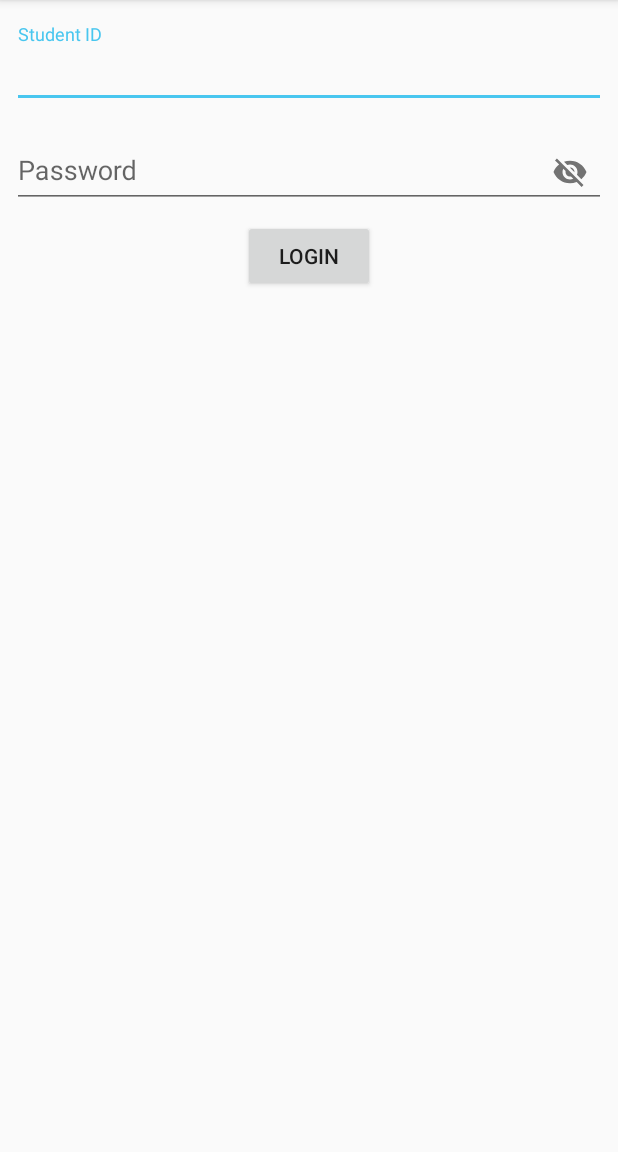
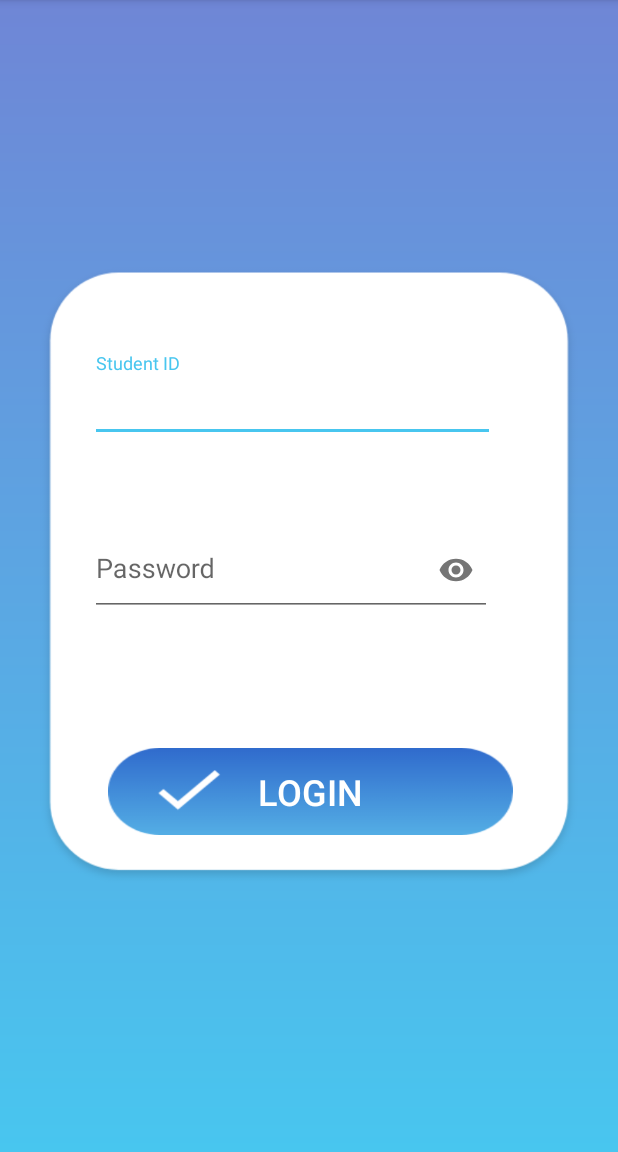
Before and after one commit to wongyp1998/SmartB, an Android app: the LoginActivity screen opened directly, with no data from a screen before it, on a phone screen of 412 x 824 dp, the part 84-1236 px from its top. Run offline under Robolectric (Android 15) with nearby library versions, the phone set to English and light mode, and no system bars; our stand-ins replace Volley.

Commit message:
Updated Login UI

```diff
--- a/app/src/main/res/layout/activity_login.xml
+++ b/app/src/main/res/layout/activity_login.xml
@@ -1,64 +1,116 @@
 <?xml version="1.0" encoding="utf-8"?>
-<android.support.constraint.ConstraintLayout xmlns:android="http://schemas.android.com/apk/res/android"
+<RelativeLayout xmlns:android="http://schemas.android.com/apk/res/android"
     xmlns:app="http://schemas.android.com/apk/res-auto"
     xmlns:tools="http://schemas.android.com/tools"
     android:layout_width="match_parent"
     android:layout_height="match_parent"
-    tools:context=".LoginActivity">
+    tools:context=".LoginActivity"
+    android:background="@drawable/gradient">
+
+
+    <ImageView
+        android:id="@+id/imageView4"
+        android:layout_width="match_parent"
+        android:layout_height="417dp"
+        android:layout_alignParentStart="true"
+        android:layout_alignParentLeft="true"
+        android:layout_alignParentEnd="true"
+        android:layout_alignParentRight="true"
+        android:layout_centerVertical="true"
+        android:layout_marginStart="0dp"
+        android:layout_marginLeft="0dp"
+        android:layout_marginEnd="0dp"
+        android:layout_marginRight="0dp"
+        app:layout_constraintBottom_toBottomOf="parent"
+        app:layout_constraintEnd_toEndOf="parent"
+        app:layout_constraintHorizontal_bias="0.692"
+        app:layout_constraintStart_toStartOf="parent"
+        app:layout_constraintTop_toTopOf="parent"
+        app:layout_constraintVertical_bias="0.392"
+        app:srcCompat="@drawable/panel" />
 
     <android.support.design.widget.TextInputLayout
         android:id="@+id/textInputLayout"
-        android:layout_width="0dp"
-        android:layout_height="wrap_content"
-        android:layout_marginStart="8dp"
-        android:layout_marginLeft="8dp"
-        android:layout_marginTop="16dp"
-        android:layout_marginEnd="8dp"
-        android:layout_marginRight="8dp"
+        android:layout_width="280dp"
+        android:layout_height="59dp"
+        android:layout_alignTop="@+id/imageView4"
+        android:layout_alignParentStart="true"
+        android:layout_alignParentLeft="true"
+        android:layout_alignParentEnd="true"
+        android:layout_alignParentRight="true"
+        android:layout_marginStart="60dp"
+        android:layout_marginLeft="60dp"
+        android:layout_marginTop="60dp"
+        android:layout_marginEnd="44dp"
+        android:layout_marginRight="44dp"
+        app:layout_constraintBottom_toTopOf="@+id/textInputLayout2"
         app:layout_constraintEnd_toEndOf="parent"
-        app:layout_constraintStart_toStartOf="parent"
-        app:layout_constraintTop_toTopOf="parent">
+        app:layout_constraintHorizontal_bias="0.505"
+        app:layout_constraintStart_toStartOf="parent">
 
         <android.support.design.widget.TextInputEditText
             android:id="@+id/txtStudID"
-            android:layout_width="match_parent"
-            android:layout_height="wrap_content"
-            android:hint="Student ID" />
-    </android.support.design.widget.TextInputLayout>
+            android:layout_width="270dp"
+            android:layout_height="match_parent"
+            android:layout_alignStart="@+id/textInputLayout"
+            android:layout_alignTop="@+id/textInputLayout"
+            android:hint="Student ID"
+            android:layout_alignLeft="@+id/textInputLayout" />
 
-    <android.support.design.widget.TextInputLayout
-        android:id="@+id/textInputLayout2"
-        android:layout_width="0dp"
-        android:layout_height="wrap_content"
-        android:layout_marginStart="8dp"
-        android:layout_marginLeft="8dp"
-        android:layout_marginTop="8dp"
-        android:layout_marginEnd="8dp"
-        android:layout_marginRight="8dp"
-        app:passwordToggleEnabled="true"
-        app:layout_constraintEnd_toEndOf="parent"
-        app:layout_constraintStart_toStartOf="parent"
-        app:layout_constraintTop_toBottomOf="@+id/textInputLayout">
-
-        <android.support.design.widget.TextInputEditText
-            android:id="@+id/txtPassword"
-            android:layout_width="match_parent"
-            android:layout_height="wrap_content"
-            android:hint="Password" />
     </android.support.design.widget.TextInputLayout>
 
     <Button
         android:id="@+id/btnLogin"
-        android:layout_width="wrap_content"
-        android:layout_height="wrap_content"
-        android:layout_marginStart="8dp"
-        android:layout_marginLeft="8dp"
+        android:layout_width="200dp"
+        android:layout_height="58dp"
+        android:layout_alignStart="@+id/imageView4"
+        android:layout_alignLeft="@+id/imageView4"
+        android:layout_alignEnd="@+id/imageView4"
+        android:layout_alignRight="@+id/imageView4"
+        android:layout_alignBottom="@+id/imageView4"
+        android:layout_marginStart="72dp"
+        android:layout_marginLeft="72dp"
         android:layout_marginTop="8dp"
-        android:layout_marginEnd="8dp"
-        android:layout_marginRight="8dp"
+        android:layout_marginEnd="70dp"
+        android:layout_marginRight="70dp"
+        android:layout_marginBottom="36dp"
+        android:background="@drawable/donebutton"
         android:text="Login"
+        android:textColor="@color/white"
+        android:textSize="24sp"
+        app:layout_constraintBottom_toBottomOf="@+id/imageView4"
         app:layout_constraintEnd_toEndOf="parent"
         app:layout_constraintStart_toStartOf="parent"
-        app:layout_constraintTop_toBottomOf="@+id/textInputLayout2" />
+        app:layout_constraintTop_toTopOf="parent"
+        app:layout_constraintVertical_bias="0.879" />
 
-</android.support.constraint.ConstraintLayout>
+    <android.support.design.widget.TextInputLayout
+        android:id="@+id/textInputLayout2"
+        android:layout_width="280dp"
+        android:layout_height="64dp"
+
+        android:layout_above="@+id/btnLogin"
+        android:layout_below="@+id/textInputLayout"
+        android:layout_alignStart="@+id/textInputLayout"
+        android:layout_marginStart="0dp"
+        android:layout_marginTop="44dp"
+        android:layout_marginBottom="66dp"
+        app:layout_constraintEnd_toEndOf="parent"
+        app:layout_constraintHorizontal_bias="0.504"
+        app:layout_constraintStart_toStartOf="parent"
+        app:passwordToggleEnabled="true"
+        android:layout_alignLeft="@+id/textInputLayout"
+        android:layout_marginLeft="0dp">
+
+        <android.support.design.widget.TextInputEditText
+
+            android:id="@+id/txtPassword"
+            android:layout_width="268dp"
+            android:layout_height="61dp"
+            android:hint="Password"
+            android:inputType="textPassword"
+            app:passwordToggleDrawable="@drawable/visible"/>
+
+    </android.support.design.widget.TextInputLayout>
+
+</RelativeLayout>
```
Also changed, not shown: app/src/main/res/layout/app_bar_landing.xml (+29 -63 lines), app/src/main/res/drawable/donebutton.png (added), app/src/main/res/drawable/panel.png (added), app/src/main/res/drawable/visible.png (added).
